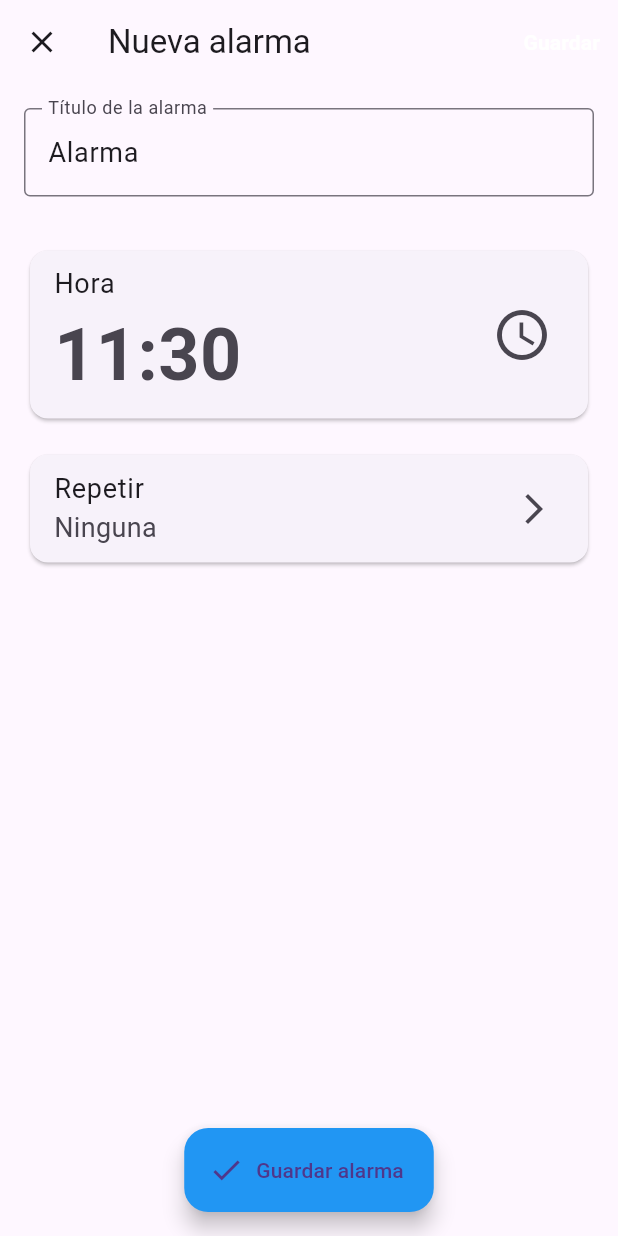
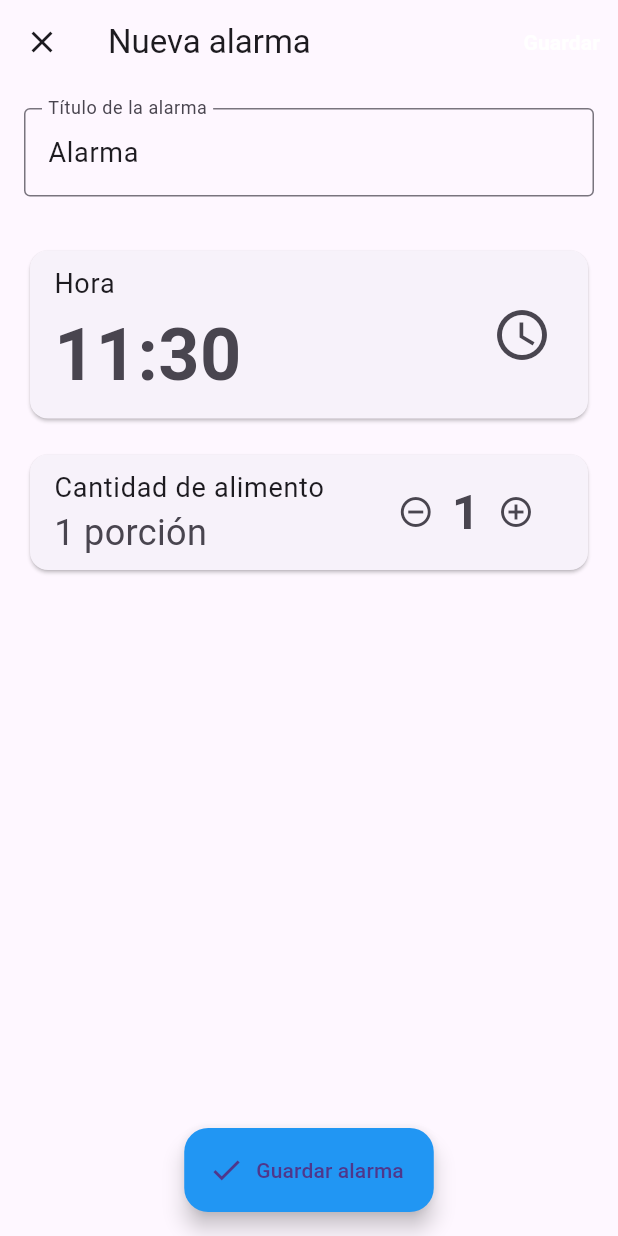
Before and after one commit to EmersonEE/Aplicacion_Aplicada_2, a Flutter app: the screen it shows after launch, item 2 of the bottom bar chosen, after a tap on the "add alarm" icon, on a phone screen of 412 x 824 dp. Run offline on Flutter 3.47's test engine with Material 3 defaults, Android fonts, the phone set to English and light mode, and no system bars; our stand-ins replace firebase_analytics, firebase_core, firebase_database, flutter_local_notifications, permission_handler, shared_preferences and 1 more; missing offline and left inert: android_intent_plus; accounts and stored records are empty.

Commit message:
Cantidad de porsciones ag.

```diff
--- a/lib/models/alarm.dart
+++ b/lib/models/alarm.dart
@@ -3,22 +3,22 @@ class Alarm {
   String title;
   DateTime time;
   bool isEnabled;
-  List<int> repeatDays; // 0 = Domingo, 1 = Lunes, ..., 6 = Sábado. [] = sin repetición
+  int portions;  // ← Debe estar aquí
 
   Alarm({
     required this.id,
     required this.title,
     required this.time,
     this.isEnabled = true,
-    List<int>? repeatDays,
-  }) : repeatDays = repeatDays ?? [];
+    this.portions = 1,
+  });
 
   Map<String, dynamic> toJson() => {
         'id': id,
         'title': title,
         'time': time.millisecondsSinceEpoch,
         'isEnabled': isEnabled,
-        'repeatDays': repeatDays,
+        'portions': portions,
       };
 
   factory Alarm.fromJson(Map<String, dynamic> json) => Alarm(
@@ -26,6 +26,6 @@ class Alarm {
         title: json['title'] as String,
         time: DateTime.fromMillisecondsSinceEpoch(json['time'] as int),
         isEnabled: json['isEnabled'] as bool? ?? true,
-        repeatDays: (json['repeatDays'] as List<dynamic>?)?.cast<int>() ?? [],
+        portions: json['portions'] as int? ?? 1,
       );
 }
--- a/lib/screens/alarm_edit_screen.dart
+++ b/lib/screens/alarm_edit_screen.dart
@@ -1,7 +1,6 @@
 import 'package:flutter/material.dart';
 import 'package:intl/intl.dart';
 import '../models/alarm.dart';
-import 'repeat_selection_screen.dart'; // ← Nuevo archivo que creamos antes
 
 class AlarmEditScreen extends StatefulWidget {
   final Alarm? existingAlarm;
@@ -20,30 +19,20 @@ class AlarmEditScreen extends StatefulWidget {
 class _AlarmEditScreenState extends State<AlarmEditScreen> {
   late TextEditingController _titleController;
   late DateTime _selectedTime;
-  late List<int> _repeatDays;
+  late int _portions;
 
   @override
   void initState() {
     super.initState();
     _titleController = TextEditingController(text: widget.existingAlarm?.title ?? 'Alarma');
     _selectedTime = widget.existingAlarm?.time ?? DateTime.now().add(Duration(hours: 1));
-    _repeatDays = widget.existingAlarm?.repeatDays ?? [];
+    _portions = widget.existingAlarm?.portions ?? 1;
   }
 
   @override
   void dispose() {
     _titleController.dispose();
     super.dispose();
-  }
-
-  String _repeatText() {
-    if (_repeatDays.isEmpty) return 'Ninguna';
-    if (_repeatDays.length == 7) return 'Diaria';
-    if (_repeatDays.length == 5 && !_repeatDays.contains(0) && !_repeatDays.contains(6)) return 'Lunes a viernes';
-    if (_repeatDays.length == 2 && _repeatDays.contains(0) && _repeatDays.contains(6)) return 'Fines de semana';
-
-    const dayNames = ['Dom', 'Lun', 'Mar', 'Mié', 'Jue', 'Vie', 'Sáb'];
-    return _repeatDays.map((d) => dayNames[d]).join(', ');
   }
 
   void _saveAlarm() {
@@ -55,13 +44,13 @@ class _AlarmEditScreenState extends State<AlarmEditScreen> {
             title: title,
             time: _selectedTime,
             isEnabled: widget.existingAlarm!.isEnabled,
-            repeatDays: _repeatDays,
+            portions: _portions,  // ← AQUÍ ESTABA EL ERROR: faltaba pasar _portions
           )
         : Alarm(
             id: DateTime.now().millisecondsSinceEpoch ~/ 1000,
             title: title,
             time: _selectedTime,
-            repeatDays: _repeatDays,
+            portions: _portions,  // ← Aquí también
           );
 
     widget.onSave(alarm);
@@ -79,10 +68,7 @@ class _AlarmEditScreenState extends State<AlarmEditScreen> {
         actions: [
           TextButton(
             onPressed: _saveAlarm,
-            child: Text(
-              'Guardar',
-              style: TextStyle(color: Colors.white, fontWeight: FontWeight.bold),
-            ),
+            child: Text('Guardar', style: TextStyle(color: Colors.white, fontWeight: FontWeight.bold)),
           ),
         ],
       ),
@@ -133,22 +119,26 @@ class _AlarmEditScreenState extends State<AlarmEditScreen> {
             SizedBox(height: 16),
             Card(
               child: ListTile(
-                title: Text('Repetir', style: TextStyle(fontSize: 18)),
-                subtitle: Text(_repeatText(), style: TextStyle(fontSize: 18)),
-                trailing: Icon(Icons.arrow_forward_ios),
-                onTap: () async {
-                  final result = await Navigator.push<List<int>>(
-                    context,
-                    MaterialPageRoute(
-                      builder: (context) => RepeatSelectionScreen(initialDays: _repeatDays),
+                title: Text('Cantidad de alimento', style: TextStyle(fontSize: 18)),
+                subtitle: Text('$_portions porción${_portions == 1 ? '' : 'es'}', style: TextStyle(fontSize: 24)),
+                trailing: Row(
+                  mainAxisSize: MainAxisSize.min,
+                  children: [
+                    IconButton(
+                      icon: Icon(Icons.remove_circle_outline),
+                      onPressed: () {
+                        if (_portions > 1) setState(() => _portions--);
+                      },
                     ),
-                  );
-                  if (result != null) {
-                    setState(() {
-                      _repeatDays = result;
-                    });
-                  }
-                },
+                    Text('$_portions', style: TextStyle(fontSize: 32, fontWeight: FontWeight.bold)),
+                    IconButton(
+                      icon: Icon(Icons.add_circle_outline),
+                      onPressed: () {
+                        if (_portions < 10) setState(() => _portions++);
+                      },
+                    ),
+                  ],
+                ),
               ),
             ),
           ],
--- a/lib/screens/alarm_screen.dart
+++ b/lib/screens/alarm_screen.dart
@@ -5,6 +5,7 @@ import '../services/notification_service.dart';
 import '../services/alarm_storage.dart';
 import 'alarm_edit_screen.dart';
 import '../services/firebase_service.dart';
+
 class AlarmScreen extends StatefulWidget {
   @override
   _AlarmScreenState createState() => _AlarmScreenState();
@@ -22,6 +23,7 @@ class _AlarmScreenState extends State<AlarmScreen> {
       _loadAlarms();
     });
   }
+
   Future<void> _loadAlarms() async {
     if (!mounted) return;
     setState(() => _isLoading = true);
@@ -31,7 +33,8 @@ class _AlarmScreenState extends State<AlarmScreen> {
       //    Firebase (esto será casi instantáneo si hay internet)
       final snapshot = await FirebaseAlarmService.db.get();
       if (snapshot.exists && snapshot.value != null) {
-        final Map<dynamic, dynamic> data = snapshot.value as Map<dynamic, dynamic>;
+        final Map<dynamic, dynamic> data =
+            snapshot.value as Map<dynamic, dynamic>;
         final List<Alarm> firebaseAlarms = data.entries.map((e) {
           final json = Map<String, dynamic>.from(e.value);
           return Alarm.fromJson(json);
@@ -40,7 +43,8 @@ class _AlarmScreenState extends State<AlarmScreen> {
         setState(() {
           alarms = firebaseAlarms;
           if (alarms.isNotEmpty) {
-            nextId = alarms.map((a) => a.id).reduce((a, b) => a > b ? a : b) + 1;
+            nextId =
+                alarms.map((a) => a.id).reduce((a, b) => a > b ? a : b) + 1;
           }
         });
       } else {
@@ -49,7 +53,8 @@ class _AlarmScreenState extends State<AlarmScreen> {
         setState(() {
           alarms = local;
           if (alarms.isNotEmpty) {
-            nextId = alarms.map((a) => a.id).reduce((a, b) => a > b ? a : b) + 1;
+            nextId =
+                alarms.map((a) => a.id).reduce((a, b) => a > b ? a : b) + 1;
           }
         });
         // y sube lo local a Firebase por primera vez
@@ -76,7 +81,6 @@ class _AlarmScreenState extends State<AlarmScreen> {
           });
         }
       });
-
     } catch (e) {
       // Si falla internet, carga desde local
       final local = await AlarmStorage.loadAlarms();
@@ -95,32 +99,37 @@ class _AlarmScreenState extends State<AlarmScreen> {
     // Subir a Firebase (si hay internet, si no hay internet simplemente no hace nada)
     await FirebaseAlarmService.uploadAlarms(alarms);
   }
+
   void _addAlarm() async {
-    final newId = nextId++;
     final result = await Navigator.push<Alarm>(
       context,
       MaterialPageRoute(
         builder: (context) => AlarmEditScreen(
           onSave: (alarm) {
-            Navigator.pop(
-              context,
-              Alarm(id: newId, title: alarm.title, time: alarm.time),
-            );
+            Navigator.pop(context, alarm);
           },
         ),
       ),
     );
 
     if (result != null) {
+      final newAlarm = Alarm(
+        id: nextId++, // Usamos nextId para ID único
+        title: result.title,
+        time: result.time,
+        portions:
+            result.portions, // ← AQUÍ ESTABA EL ERROR: faltaba pasrar portions
+      );
+
       setState(() {
-        alarms.add(result);
+        alarms.add(newAlarm);
       });
       await _saveAlarms();
       await NotificationService.scheduleAlarm(
-        id: result.id,
-        title: result.title,
-        body: '¡Hora de despertar!',
-        scheduledDate: result.time,
+        id: newAlarm.id,
+        title: newAlarm.title,
+        body: '¡Hora de alimentar!',
+        scheduledDate: newAlarm.time,
       );
     }
   }
@@ -231,7 +240,19 @@ class _AlarmScreenState extends State<AlarmScreen> {
                   onDismissed: (direction) => _deleteAlarm(alarm),
                   child: ListTile(
                     title: Text(alarm.title),
-                    subtitle: Text(DateFormat('HH:mm').format(alarm.time)),
+                    subtitle: Column(
+                      crossAxisAlignment: CrossAxisAlignment.start,
+                      children: [
+                        Text(DateFormat('HH:mm').format(alarm.time)),
+                        Text(
+                          '${alarm.portions} porción${alarm.portions == 1 ? '' : 'es'} de alimento',
+                          style: TextStyle(
+                            fontSize: 14,
+                            color: Colors.grey[600],
+                          ),
+                        ),
+                      ],
+                    ),
                     trailing: Switch(
                       value: alarm.isEnabled,
                       onChanged: (_) => _toggleAlarm(alarm),
```
